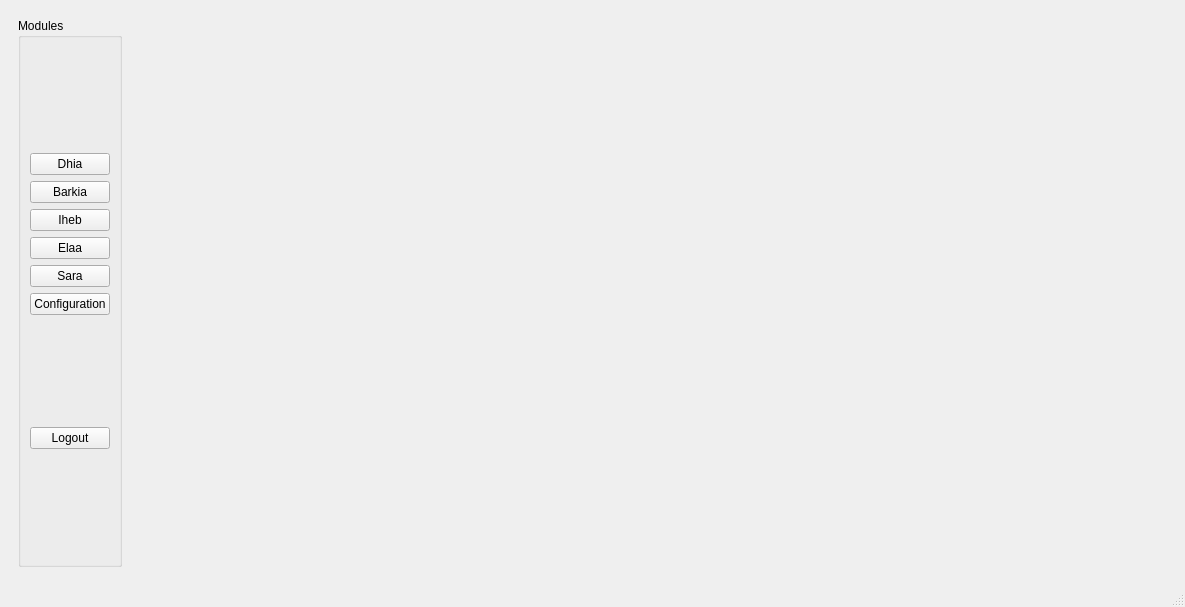
The window that INTEGRATION/mainwindow.ui (dhiaabdelli1/Wedding_planner_2A1) describes before a commit, drawn with Qt 5.
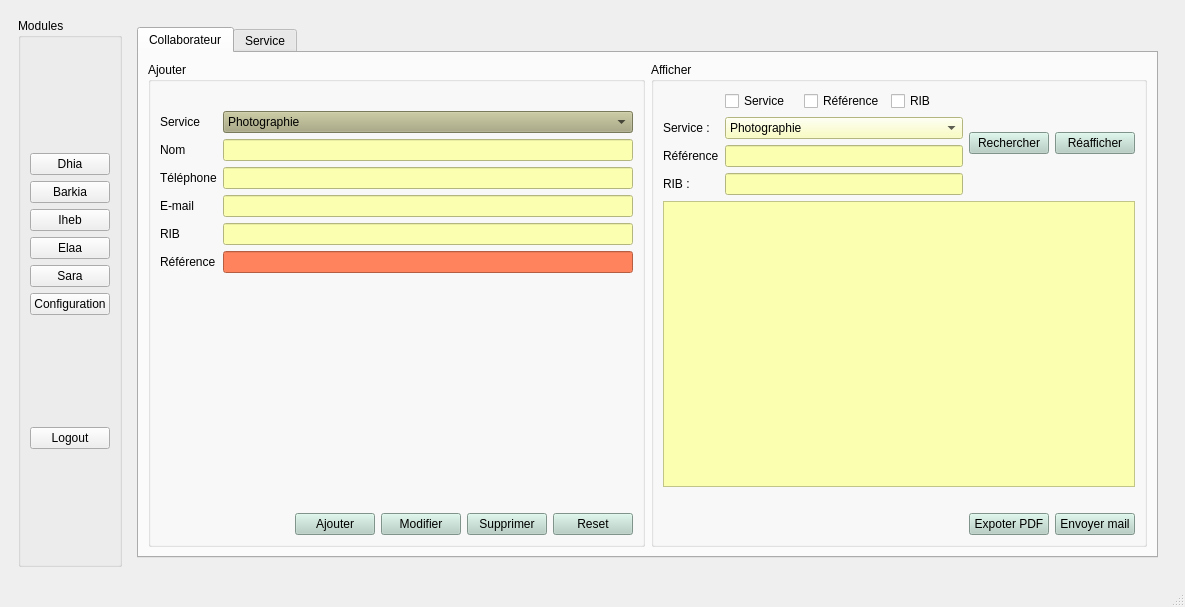
The same window after the commit. The open tabs and pages were chosen to show the change.

```diff
--- a/INTEGRATION/mainwindow.ui
+++ b/INTEGRATION/mainwindow.ui
@@ -809,7 +809,775 @@
                </layout>
               </widget>
               <widget class="QWidget" name="page_4">
-               <layout class="QHBoxLayout" name="horizontalLayout_11"/>
+               <layout class="QHBoxLayout" name="horizontalLayout_11">
+                <item>
+                 <widget class="QTabWidget" name="tabWidget_CS">
+                  <property name="currentIndex">
+                   <number>0</number>
+                  </property>
+                  <widget class="QWidget" name="tab_C">
+                   <attribute name="title">
+                    <string>Collaborateur</string>
+                   </attribute>
+                   <layout class="QHBoxLayout" name="horizontalLayout_137">
+                    <item>
+                     <layout class="QHBoxLayout" name="horizontalLayout_136">
+                      <item>
+                       <widget class="QGroupBox" name="groupBox_28">
+                        <property name="title">
+                         <string>Ajouter</string>
+                        </property>
+                        <layout class="QVBoxLayout" name="verticalLayout_56">
+                         <item>
+                          <layout class="QVBoxLayout" name="verticalLayout_55">
+                           <item>
+                            <spacer name="horizontalSpacer_9">
+                             <property name="orientation">
+                              <enum>Qt::Horizontal</enum>
+                             </property>
+                             <property name="sizeHint" stdset="0">
+                              <size>
+                               <width>40</width>
+                               <height>20</height>
+                              </size>
+                             </property>
+                            </spacer>
+                           </item>
+                           <item>
+                            <layout class="QFormLayout" name="formLayout_17">
+                             <item row="0" column="0">
+                              <widget class="QLabel" name="label_38">
+                               <property name="text">
+                                <string>Service</string>
+                               </property>
+                              </widget>
+                             </item>
+                             <item row="0" column="1">
+                              <widget class="QComboBox" name="comboBox_C_2">
+                               <property name="styleSheet">
+                                <string notr="true">background-color: rgb(170, 170, 127);</string>
+                               </property>
+                               <item>
+                                <property name="text">
+                                 <string>Photographie</string>
+                                </property>
+                               </item>
+                               <item>
+                                <property name="text">
+                                 <string>Patisserie</string>
+                                </property>
+                               </item>
+                               <item>
+                                <property name="text">
+                                 <string>Cuisine</string>
+                                </property>
+                               </item>
+                               <item>
+                                <property name="text">
+                                 <string>Decor</string>
+                                </property>
+                               </item>
+                               <item>
+                                <property name="text">
+                                 <string>AgenceVoyage</string>
+                                </property>
+                               </item>
+                               <item>
+                                <property name="text">
+                                 <string>DJ &amp; sono</string>
+                                </property>
+                               </item>
+                              </widget>
+                             </item>
+                             <item row="1" column="0">
+                              <widget class="QLabel" name="label_39">
+                               <property name="text">
+                                <string>Nom</string>
+                               </property>
+                              </widget>
+                             </item>
+                             <item row="1" column="1">
+                              <widget class="QLineEdit" name="lineEdit_NomC_2">
+                               <property name="styleSheet">
+                                <string notr="true">background-color: rgb(251, 255, 176);</string>
+                               </property>
+                              </widget>
+                             </item>
+                             <item row="2" column="0">
+                              <widget class="QLabel" name="label_40">
+                               <property name="text">
+                                <string>Téléphone</string>
+                               </property>
+                              </widget>
+                             </item>
+                             <item row="2" column="1">
+                              <widget class="QLineEdit" name="lineEdit_TelephoneC_2">
+                               <property name="styleSheet">
+                                <string notr="true">background-color: rgb(251, 255, 176);</string>
+                               </property>
+                              </widget>
+                             </item>
+                             <item row="3" column="0">
+                              <widget class="QLabel" name="label_41">
+                               <property name="text">
+                                <string>E-mail</string>
+                               </property>
+                              </widget>
+                             </item>
+                             <item row="3" column="1">
+                              <widget class="QLineEdit" name="lineEdit_EmailC_2">
+                               <property name="styleSheet">
+                                <string notr="true">background-color: rgb(251, 255, 176);</string>
+                               </property>
+                              </widget>
+                             </item>
+                             <item row="4" column="0">
+                              <widget class="QLabel" name="label_42">
+                               <property name="text">
+                                <string>RIB</string>
+                               </property>
+                              </widget>
+                             </item>
+                             <item row="4" column="1">
+                              <widget class="QLineEdit" name="lineEdit_RibC_2">
+                               <property name="styleSheet">
+                                <string notr="true">background-color: rgb(251, 255, 176);</string>
+                               </property>
+                              </widget>
+                             </item>
+                             <item row="5" column="0">
+                              <widget class="QLabel" name="label_43">
+                               <property name="text">
+                                <string>Référence</string>
+                               </property>
+                              </widget>
+                             </item>
+                             <item row="5" column="1">
+                              <widget class="QLineEdit" name="lineEdit_ReferenceC_2">
+                               <property name="styleSheet">
+                                <string notr="true">background-color: rgb(255, 131, 93);</string>
+                               </property>
+                              </widget>
+                             </item>
+                            </layout>
+                           </item>
+                           <item>
+                            <spacer name="horizontalSpacer_14">
+                             <property name="orientation">
+                              <enum>Qt::Horizontal</enum>
+                             </property>
+                             <property name="sizeHint" stdset="0">
+                              <size>
+                               <width>40</width>
+                               <height>20</height>
+                              </size>
+                             </property>
+                            </spacer>
+                           </item>
+                           <item>
+                            <spacer name="verticalSpacer_18">
+                             <property name="orientation">
+                              <enum>Qt::Vertical</enum>
+                             </property>
+                             <property name="sizeHint" stdset="0">
+                              <size>
+                               <width>20</width>
+                               <height>40</height>
+                              </size>
+                             </property>
+                            </spacer>
+                           </item>
+                           <item>
+                            <spacer name="horizontalSpacer_7">
+                             <property name="orientation">
+                              <enum>Qt::Horizontal</enum>
+                             </property>
+                             <property name="sizeHint" stdset="0">
+                              <size>
+                               <width>40</width>
+                               <height>20</height>
+                              </size>
+                             </property>
+                            </spacer>
+                           </item>
+                           <item>
+                            <layout class="QHBoxLayout" name="horizontalLayout_138">
+                             <item>
+                              <spacer name="horizontalSpacer_10">
+                               <property name="orientation">
+                                <enum>Qt::Horizontal</enum>
+                               </property>
+                               <property name="sizeHint" stdset="0">
+                                <size>
+                                 <width>40</width>
+                                 <height>20</height>
+                                </size>
+                               </property>
+                              </spacer>
+                             </item>
+                             <item>
+                              <widget class="QPushButton" name="ajouterC_2">
+                               <property name="styleSheet">
+                                <string notr="true">background-color: rgb(179, 207, 194);
+</string>
+                               </property>
+                               <property name="text">
+                                <string>Ajouter</string>
+                               </property>
+                              </widget>
+                             </item>
+                             <item>
+                              <widget class="QPushButton" name="modifierC_2">
+                               <property name="styleSheet">
+                                <string notr="true">background-color: rgb(179, 207, 194);</string>
+                               </property>
+                               <property name="text">
+                                <string>Modifier</string>
+                               </property>
+                               <property name="checkable">
+                                <bool>true</bool>
+                               </property>
+                              </widget>
+                             </item>
+                             <item>
+                              <widget class="QPushButton" name="supprimerC_2">
+                               <property name="styleSheet">
+                                <string notr="true">background-color: rgb(179, 207, 194);</string>
+                               </property>
+                               <property name="text">
+                                <string>Supprimer</string>
+                               </property>
+                              </widget>
+                             </item>
+                             <item>
+                              <widget class="QPushButton" name="resetC_2">
+                               <property name="styleSheet">
+                                <string notr="true">background-color: rgb(179, 207, 194);</string>
+                               </property>
+                               <property name="text">
+                                <string>Reset</string>
+                               </property>
+                              </widget>
+                             </item>
+                            </layout>
+                           </item>
+                          </layout>
+                         </item>
+                        </layout>
+                       </widget>
+                      </item>
+                      <item>
+                       <widget class="QGroupBox" name="groupBox_29">
+                        <property name="title">
+                         <string>Afficher</string>
+                        </property>
+                        <layout class="QVBoxLayout" name="verticalLayout_60">
+                         <item>
+                          <layout class="QVBoxLayout" name="verticalLayout_58">
+                           <item>
+                            <layout class="QHBoxLayout" name="horizontalLayout_139">
+                             <item>
+                              <layout class="QFormLayout" name="formLayout_18">
+                               <item row="0" column="0">
+                                <widget class="QLabel" name="label_44">
+                                 <property name="text">
+                                  <string/>
+                                 </property>
+                                </widget>
+                               </item>
+                               <item row="1" column="0">
+                                <widget class="QLabel" name="label_45">
+                                 <property name="text">
+                                  <string>Service :</string>
+                                 </property>
+                                </widget>
+                               </item>
+                               <item row="1" column="1">
+                                <widget class="QComboBox" name="rech_service">
+                                 <property name="styleSheet">
+                                  <string notr="true">background-color: rgb(251, 255, 176);</string>
+                                 </property>
+                                 <item>
+                                  <property name="text">
+                                   <string>Photographie</string>
+                                  </property>
+                                 </item>
+                                 <item>
+                                  <property name="text">
+                                   <string>Patisserie</string>
+                                  </property>
+                                 </item>
+                                 <item>
+                                  <property name="text">
+                                   <string>Cuisine</string>
+                                  </property>
+                                 </item>
+                                 <item>
+                                  <property name="text">
+                                   <string>Decor</string>
+                                  </property>
+                                 </item>
+                                 <item>
+                                  <property name="text">
+                                   <string>AgenceVoyage</string>
+                                  </property>
+                                 </item>
+                                 <item>
+                                  <property name="text">
+                                   <string>DJ &amp; sono</string>
+                                  </property>
+                                 </item>
+                                </widget>
+                               </item>
+                               <item row="2" column="0">
+                                <widget class="QLabel" name="label_46">
+                                 <property name="text">
+                                  <string>Référence</string>
+                                 </property>
+                                </widget>
+                               </item>
+                               <item row="2" column="1">
+                                <widget class="QLineEdit" name="rech_ref">
+                                 <property name="styleSheet">
+                                  <string notr="true">background-color: rgb(251, 255, 176);</string>
+                                 </property>
+                                </widget>
+                               </item>
+                               <item row="3" column="0">
+                                <widget class="QLabel" name="label_47">
+                                 <property name="text">
+                                  <string>RIB :</string>
+                                 </property>
+                                </widget>
+                               </item>
+                               <item row="3" column="1">
+                                <widget class="QLineEdit" name="rech_rib">
+                                 <property name="styleSheet">
+                                  <string notr="true">background-color: rgb(251, 255, 176);</string>
+                                 </property>
+                                </widget>
+                               </item>
+                               <item row="0" column="1">
+                                <layout class="QHBoxLayout" name="horizontalLayout_140">
+                                 <item>
+                                  <widget class="QCheckBox" name="checkBox_service">
+                                   <property name="text">
+                                    <string>Service</string>
+                                   </property>
+                                  </widget>
+                                 </item>
+                                 <item>
+                                  <widget class="QCheckBox" name="checkBox_ref">
+                                   <property name="text">
+                                    <string>Référence</string>
+                                   </property>
+                                  </widget>
+                                 </item>
+                                 <item>
+                                  <widget class="QCheckBox" name="checkBox_rib">
+                                   <property name="text">
+                                    <string>RIB</string>
+                                   </property>
+                                  </widget>
+                                 </item>
+                                </layout>
+                               </item>
+                              </layout>
+                             </item>
+                             <item>
+                              <widget class="QPushButton" name="rechercher_colab">
+                               <property name="styleSheet">
+                                <string notr="true">background-color: rgb(179, 207, 194);</string>
+                               </property>
+                               <property name="text">
+                                <string>Rechercher</string>
+                               </property>
+                              </widget>
+                             </item>
+                             <item>
+                              <widget class="QPushButton" name="reafficher_colab">
+                               <property name="styleSheet">
+                                <string notr="true">background-color: rgb(179, 207, 194);</string>
+                               </property>
+                               <property name="text">
+                                <string>Réafficher</string>
+                               </property>
+                              </widget>
+                             </item>
+                             <item>
+                              <layout class="QVBoxLayout" name="verticalLayout_59"/>
+                             </item>
+                            </layout>
+                           </item>
+                           <item>
+                            <layout class="QHBoxLayout" name="horizontalLayout_141">
+                             <item>
+                              <widget class="QTableView" name="tableView_colab">
+                               <property name="styleSheet">
+                                <string notr="true">background-color: rgb(251, 255, 176);</string>
+                               </property>
+                              </widget>
+                             </item>
+                            </layout>
+                           </item>
+                           <item>
+                            <spacer name="horizontalSpacer_11">
+                             <property name="orientation">
+                              <enum>Qt::Horizontal</enum>
+                             </property>
+                             <property name="sizeHint" stdset="0">
+                              <size>
+                               <width>40</width>
+                               <height>20</height>
+                              </size>
+                             </property>
+                            </spacer>
+                           </item>
+                           <item>
+                            <layout class="QHBoxLayout" name="horizontalLayout_142">
+                             <item>
+                              <spacer name="horizontalSpacer_12">
+                               <property name="orientation">
+                                <enum>Qt::Horizontal</enum>
+                               </property>
+                               <property name="sizeHint" stdset="0">
+                                <size>
+                                 <width>40</width>
+                                 <height>20</height>
+                                </size>
+                               </property>
+                              </spacer>
+                             </item>
+                             <item>
+                              <widget class="QPushButton" name="exporterC">
+                               <property name="styleSheet">
+                                <string notr="true">background-color: rgb(179, 207, 194);</string>
+                               </property>
+                               <property name="text">
+                                <string>Expoter PDF</string>
+                               </property>
+                              </widget>
+                             </item>
+                             <item>
+                              <widget class="QPushButton" name="envoyerC">
+                               <property name="styleSheet">
+                                <string notr="true">background-color: rgb(179, 207, 194);</string>
+                               </property>
+                               <property name="text">
+                                <string>Envoyer mail</string>
+                               </property>
+                              </widget>
+                             </item>
+                            </layout>
+                           </item>
+                          </layout>
+                         </item>
+                        </layout>
+                       </widget>
+                      </item>
+                     </layout>
+                    </item>
+                   </layout>
+                  </widget>
+                  <widget class="QWidget" name="tab_S">
+                   <attribute name="title">
+                    <string>Service</string>
+                   </attribute>
+                   <layout class="QHBoxLayout" name="horizontalLayout_144">
+                    <item>
+                     <layout class="QHBoxLayout" name="horizontalLayout_143">
+                      <item>
+                       <widget class="QGroupBox" name="groupBox_31">
+                        <property name="title">
+                         <string>Ajouter</string>
+                        </property>
+                        <layout class="QVBoxLayout" name="verticalLayout_61">
+                         <item>
+                          <layout class="QVBoxLayout" name="verticalLayout_57">
+                           <item>
+                            <layout class="QFormLayout" name="formLayout_19">
+                             <item row="1" column="0">
+                              <widget class="QLabel" name="label_48">
+                               <property name="text">
+                                <string>Type</string>
+                               </property>
+                              </widget>
+                             </item>
+                             <item row="1" column="1">
+                              <widget class="QLineEdit" name="lineEdit_type">
+                               <property name="styleSheet">
+                                <string notr="true">background-color: rgb(251, 255, 176);</string>
+                               </property>
+                              </widget>
+                             </item>
+                             <item row="2" column="0">
+                              <widget class="QLabel" name="label_49">
+                               <property name="text">
+                                <string>Date d'ajout</string>
+                               </property>
+                              </widget>
+                             </item>
+                             <item row="2" column="1">
+                              <widget class="QDateEdit" name="dateEdit">
+                               <property name="styleSheet">
+                                <string notr="true">background-color: rgb(251, 255, 176);</string>
+                               </property>
+                              </widget>
+                             </item>
+                             <item row="3" column="0">
+                              <widget class="QLabel" name="label_50">
+                               <property name="text">
+                                <string>Prix</string>
+                               </property>
+                              </widget>
+                             </item>
+                             <item row="3" column="1">
+                              <widget class="QLineEdit" name="lineEdit_prix">
+                               <property name="styleSheet">
+                                <string notr="true">background-color: rgb(251, 255, 176);</string>
+                               </property>
+                              </widget>
+                             </item>
+                             <item row="4" column="0">
+                              <widget class="QLabel" name="label_51">
+                               <property name="text">
+                                <string>Propriétaire :</string>
+                               </property>
+                              </widget>
+                             </item>
+                             <item row="4" column="1">
+                              <layout class="QHBoxLayout" name="horizontalLayout_145">
+                               <item>
+                                <spacer name="horizontalSpacer_15">
+                                 <property name="orientation">
+                                  <enum>Qt::Horizontal</enum>
+                                 </property>
+                                 <property name="sizeHint" stdset="0">
+                                  <size>
+                                   <width>40</width>
+                                   <height>20</height>
+                                  </size>
+                                 </property>
+                                </spacer>
+                               </item>
+                               <item>
+                                <widget class="QRadioButton" name="radioButton_e">
+                                 <property name="text">
+                                  <string>Entreprise</string>
+                                 </property>
+                                </widget>
+                               </item>
+                               <item>
+                                <spacer name="horizontalSpacer_16">
+                                 <property name="orientation">
+                                  <enum>Qt::Horizontal</enum>
+                                 </property>
+                                 <property name="sizeHint" stdset="0">
+                                  <size>
+                                   <width>40</width>
+                                   <height>20</height>
+                                  </size>
+                                 </property>
+                                </spacer>
+                               </item>
+                               <item>
+                                <widget class="QRadioButton" name="radioButton_f">
+                                 <property name="text">
+                                  <string>free-lance</string>
+                                 </property>
+                                </widget>
+                               </item>
+                               <item>
+                                <spacer name="horizontalSpacer_17">
+                                 <property name="orientation">
+                                  <enum>Qt::Horizontal</enum>
+                                 </property>
+                                 <property name="sizeHint" stdset="0">
+                                  <size>
+                                   <width>40</width>
+                                   <height>20</height>
+                                  </size>
+                                 </property>
+                                </spacer>
+                               </item>
+                              </layout>
+                             </item>
+                             <item row="0" column="1">
+                              <spacer name="verticalSpacer_19">
+                               <property name="orientation">
+                                <enum>Qt::Vertical</enum>
+                               </property>
+                               <property name="sizeHint" stdset="0">
+                                <size>
+                                 <width>20</width>
+                                 <height>40</height>
+                                </size>
+                               </property>
+                              </spacer>
+                             </item>
+                            </layout>
+                           </item>
+                           <item>
+                            <spacer name="horizontalSpacer_18">
+                             <property name="orientation">
+                              <enum>Qt::Horizontal</enum>
+                             </property>
+                             <property name="sizeHint" stdset="0">
+                              <size>
+                               <width>40</width>
+                               <height>20</height>
+                              </size>
+                             </property>
+                            </spacer>
+                           </item>
+                           <item>
+                            <spacer name="horizontalSpacer_19">
+                             <property name="orientation">
+                              <enum>Qt::Horizontal</enum>
+                             </property>
+                             <property name="sizeHint" stdset="0">
+                              <size>
+                               <width>40</width>
+                               <height>20</height>
+                              </size>
+                             </property>
+                            </spacer>
+                           </item>
+                           <item>
+                            <spacer name="verticalSpacer_20">
+                             <property name="orientation">
+                              <enum>Qt::Vertical</enum>
+                             </property>
+                             <property name="sizeHint" stdset="0">
+                              <size>
+                               <width>20</width>
+                               <height>40</height>
+                              </size>
+                             </property>
+                            </spacer>
+                           </item>
+                           <item>
+                            <layout class="QHBoxLayout" name="horizontalLayout_146">
+                             <item>
+                              <widget class="QPushButton" name="pushButton_ajouterS">
+                               <property name="styleSheet">
+                                <string notr="true">background-color: rgb(179, 207, 194);</string>
+                               </property>
+                               <property name="text">
+                                <string>Ajouter</string>
+                               </property>
+                              </widget>
+                             </item>
+                             <item>
+                              <widget class="QPushButton" name="pushButton_modifierS">
+                               <property name="styleSheet">
+                                <string notr="true">background-color: rgb(179, 207, 194);</string>
+                               </property>
+                               <property name="text">
+                                <string>Modifier</string>
+                               </property>
+                              </widget>
+                             </item>
+                             <item>
+                              <widget class="QPushButton" name="pushButton_supprimerS">
+                               <property name="styleSheet">
+                                <string notr="true">background-color: rgb(179, 207, 194);</string>
+                               </property>
+                               <property name="text">
+                                <string>Supprimer</string>
+                               </property>
+                              </widget>
+                             </item>
+                             <item>
+                              <widget class="QPushButton" name="resetS">
+                               <property name="styleSheet">
+                                <string notr="true">background-color: rgb(179, 207, 194);</string>
+                               </property>
+                               <property name="text">
+                                <string>Reset</string>
+                               </property>
+                              </widget>
+                             </item>
+                            </layout>
+                           </item>
+                          </layout>
+                         </item>
+                        </layout>
+                       </widget>
+                      </item>
+                      <item>
+                       <widget class="QGroupBox" name="groupBox_30">
+                        <property name="title">
+                         <string>Afficher</string>
+                        </property>
+                        <layout class="QVBoxLayout" name="verticalLayout_65">
+                         <item>
+                          <layout class="QGridLayout" name="gridLayout_2">
+                           <item row="1" column="0">
+                            <layout class="QHBoxLayout" name="horizontalLayout_147">
+                             <item>
+                              <widget class="QTableView" name="tableView_service">
+                               <property name="styleSheet">
+                                <string notr="true">background-color: rgb(251, 255, 176);</string>
+                               </property>
+                              </widget>
+                             </item>
+                            </layout>
+                           </item>
+                           <item row="0" column="0">
+                            <layout class="QVBoxLayout" name="verticalLayout_62">
+                             <item>
+                              <widget class="QGroupBox" name="groupBox_32">
+                               <property name="title">
+                                <string>Trier service</string>
+                               </property>
+                               <layout class="QVBoxLayout" name="verticalLayout_63">
+                                <item>
+                                 <layout class="QVBoxLayout" name="verticalLayout_64">
+                                  <item>
+                                   <layout class="QHBoxLayout" name="horizontalLayout_148">
+                                    <item>
+                                     <widget class="QRadioButton" name="radioButton_triPrix">
+                                      <property name="text">
+                                       <string>Prix</string>
+                                      </property>
+                                     </widget>
+                                    </item>
+                                    <item>
+                                     <widget class="QRadioButton" name="radioButton_triDate">
+                                      <property name="text">
+                                       <string>Date</string>
+                                      </property>
+                                     </widget>
+                                    </item>
+                                    <item>
+                                     <widget class="QRadioButton" name="radioButton_triType">
+                                      <property name="text">
+                                       <string>Type</string>
+                                      </property>
+                                     </widget>
+                                    </item>
+                                   </layout>
+                                  </item>
+                                 </layout>
+                                </item>
+                               </layout>
+                              </widget>
+                             </item>
+                            </layout>
+                           </item>
+                          </layout>
+                         </item>
+                        </layout>
+                       </widget>
+                      </item>
+                     </layout>
+                    </item>
+                   </layout>
+                  </widget>
+                 </widget>
+                </item>
+               </layout>
               </widget>
               <widget class="QWidget" name="page_5">
                <layout class="QHBoxLayout" name="horizontalLayout_9">
```
Left out of the diff: 26 changed lines with no effect on the pictures.
